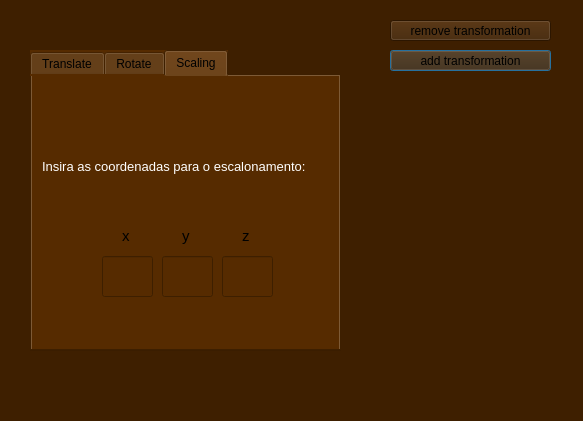
Qt form src/view/transform_view/gui_transform.ui (victoriavllso/sistema-grafico-interativo) before a commit.
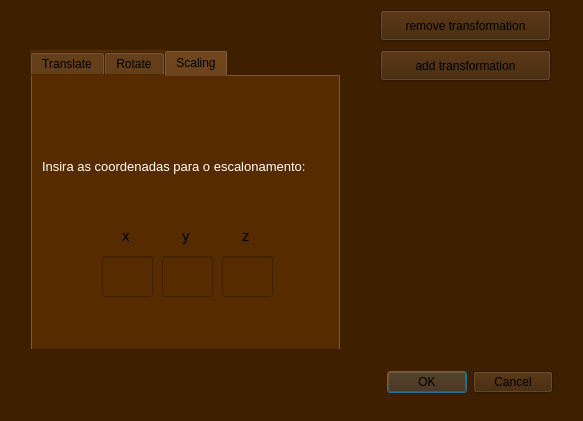
The same form after that commit.

Diff of the .ui file:
```diff
--- a/src/view/transform_view/gui_transform.ui
+++ b/src/view/transform_view/gui_transform.ui
@@ -423,29 +423,13 @@
     </widget>
    </widget>
   </widget>
-  <widget class="QDialogButtonBox" name="ok_cancel_transform">
-   <property name="geometry">
-    <rect>
-     <x>200</x>
-     <y>370</y>
-     <width>341</width>
-     <height>32</height>
-    </rect>
-   </property>
-   <property name="styleSheet">
-    <string notr="true">background-color: rgb(86, 43, 0);</string>
-   </property>
-   <property name="standardButtons">
-    <set>QDialogButtonBox::NoButton</set>
-   </property>
-  </widget>
   <widget class="QPushButton" name="add_transform_button">
    <property name="geometry">
     <rect>
-     <x>390</x>
+     <x>380</x>
      <y>50</y>
-     <width>161</width>
-     <height>21</height>
+     <width>171</width>
+     <height>31</height>
     </rect>
    </property>
    <property name="text">
@@ -455,16 +439,29 @@
   <widget class="QPushButton" name="add_transform_button_2">
    <property name="geometry">
     <rect>
-     <x>390</x>
-     <y>20</y>
-     <width>161</width>
-     <height>21</height>
+     <x>380</x>
+     <y>10</y>
+     <width>171</width>
+     <height>31</height>
     </rect>
    </property>
    <property name="text">
     <string>remove transformation</string>
    </property>
   </widget>
+  <widget class="QDialogButtonBox" name="ok_cancel_transform">
+   <property name="geometry">
+    <rect>
+     <x>380</x>
+     <y>370</y>
+     <width>173</width>
+     <height>25</height>
+    </rect>
+   </property>
+   <property name="standardButtons">
+    <set>QDialogButtonBox::Cancel|QDialogButtonBox::Ok</set>
+   </property>
+  </widget>
  </widget>
  <resources/>
  <connections>
```
Left out of the diff: 35 changed lines with no effect on the pictures.
